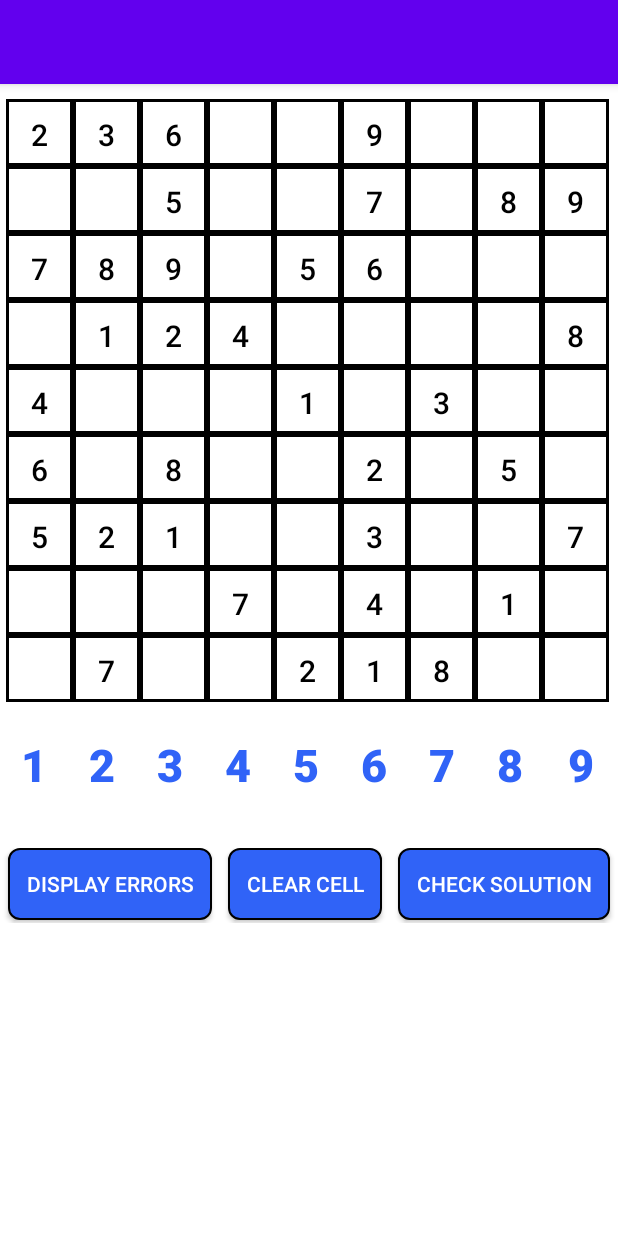
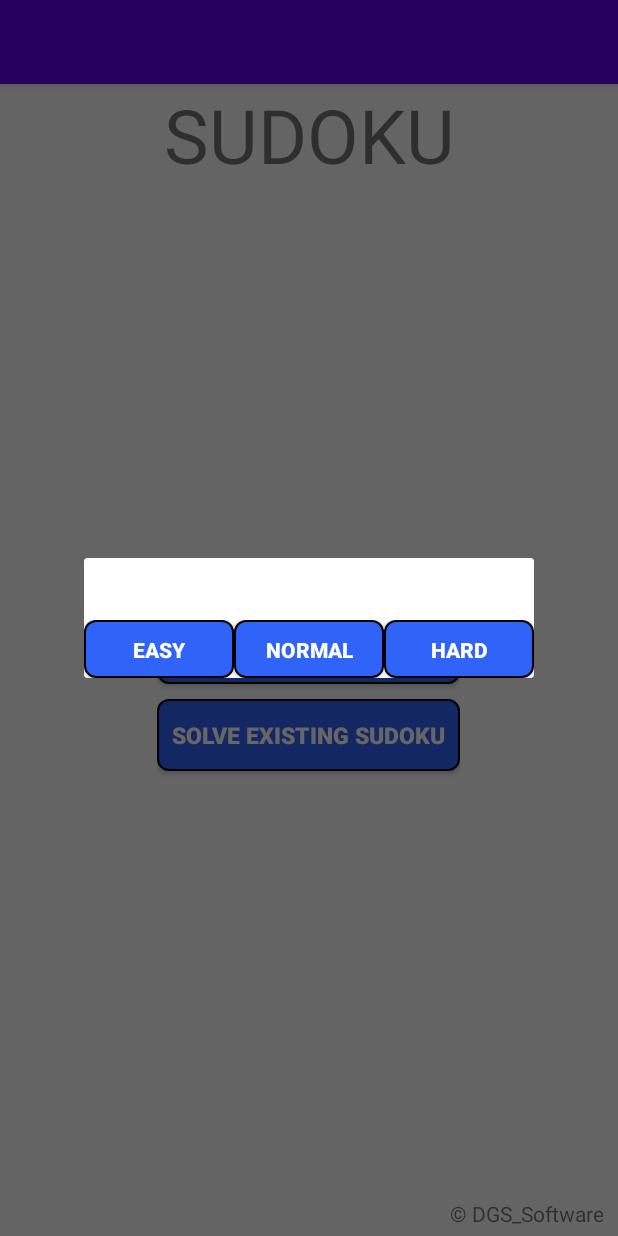
Before and after one commit to sebmueller91/Sudoku, an Android app: the screen it shows after launch (SudokuPlay before the commit, MainActivity after it), after a tap on "PLAY SUDOKU", on a phone screen of 412 x 824 dp. Run offline under Robolectric (Android 15) with nearby library versions, the phone set to English and light mode, and no system bars.

Commit message:
Merged PR 12: Implemented exemplary Dialog
Implemented exemplary Dialog

```diff
--- /dev/null
+++ b/src/android/Sudoku/app/src/main/java/dgs_software/sudoku/DialogChooseDifficulty.java
@@ -0,0 +1,69 @@
+package dgs_software.sudoku;
+
+import android.app.Activity;
+import android.app.Dialog;
+import android.content.Context;
+import android.content.Intent;
+import android.os.Bundle;
+import android.view.View;
+import android.view.Window;
+import android.widget.Button;
+
+public class DialogChooseDifficulty extends Dialog {
+
+    public Activity c;
+    public Dialog d;
+    public Button yes, no;
+
+    public DialogChooseDifficulty(Activity a) {
+        super(a);
+        // TODO Auto-generated constructor stub
+        this.c = a;
+    }
+
+    @Override
+    protected void onCreate(Bundle savedInstanceState) {
+        super.onCreate(savedInstanceState);
+        requestWindowFeature(Window.FEATURE_NO_TITLE);
+        setContentView(R.layout.dialog_choose_difficulty);
+        Button easyButton = (Button) findViewById(R.id.button_easy);
+        Button normalButton = (Button) findViewById(R.id.button_normal);
+        Button hardButton = (Button) findViewById(R.id.button_hard);
+        easyButton.setOnClickListener(new View.OnClickListener() {
+            @Override
+            public void onClick(View v) {
+                Intent intent = new Intent(v.getContext(), SudokuPlay.class);
+                Bundle bundle = new Bundle();
+                bundle.putInt("difficulty",1);
+                intent.putExtras(bundle);
+                c.startActivity(intent);
+            }
+        });
+        normalButton.setOnClickListener(new View.OnClickListener() {
+            @Override
+            public void onClick(View v) {
+                Intent intent = new Intent(v.getContext(), SudokuPlay.class);
+                Bundle bundle = new Bundle();
+                bundle.putInt("difficulty",2);
+                intent.putExtras(bundle);
+                intent.addFlags(Intent.FLAG_ACTIVITY_REORDER_TO_FRONT);
+                c.startActivity(intent);
+            }
+        });
+        hardButton.setOnClickListener(new View.OnClickListener() {
+            @Override
+            public void onClick(View v) {
+                Intent intent = new Intent(v.getContext(), SudokuPlay.class);
+                Bundle bundle = new Bundle();
+                bundle.putInt("difficulty",3);
+                intent.putExtras(bundle);
+                c.startActivity(intent);
+            }
+        });
+//        yes = (Button) findViewById(R.id.btn_yes);
+//        no = (Button) findViewById(R.id.btn_no);
+//        yes.setOnClickListener(this);
+//        no.setOnClickListener(this);
+
+    }
+}
--- a/src/android/Sudoku/app/src/main/java/dgs_software/sudoku/MainActivity.java
+++ b/src/android/Sudoku/app/src/main/java/dgs_software/sudoku/MainActivity.java
@@ -1,7 +1,9 @@
 package dgs_software.sudoku;
 
 import androidx.appcompat.app.AppCompatActivity;
+import androidx.fragment.app.DialogFragment;
 
+import android.app.Activity;
 import android.content.Intent;
 import android.os.Bundle;
 import android.view.View;
@@ -17,6 +19,16 @@ public class MainActivity extends AppCompatActivity {
         Button playSudokuButton = (Button) findViewById(R.id.PlaySudokuButton);
         Button solveSudokuButton = (Button) findViewById(R.id.solveSudokuButton);
 
+        playSudokuButton.setOnClickListener(new View.OnClickListener() {
+            @Override
+            public void onClick(View v) {
+                DialogChooseDifficulty cdd=new DialogChooseDifficulty(MainActivity.this);
+                cdd.show();
+//                Intent intent = new Intent(v.getContext(), SudokuPlay.class);
+//                startActivity(intent);
+            }
+        });
+
         solveSudokuButton.setOnClickListener(new View.OnClickListener() {
             @Override
             public void onClick(View v) {
@@ -24,13 +36,5 @@ public class MainActivity extends AppCompatActivity {
                 startActivity(intent);
             }
         });
-
-        playSudokuButton.setOnClickListener(new View.OnClickListener() {
-            @Override
-            public void onClick(View v) {
-                Intent intent = new Intent(v.getContext(), SudokuPlay.class);
-                startActivity(intent);
-            }
-        });
     }
 }
--- a/src/android/Sudoku/app/src/main/java/dgs_software/sudoku/Utils.java
+++ b/src/android/Sudoku/app/src/main/java/dgs_software/sudoku/Utils.java
@@ -42,6 +42,7 @@ public class Utils {
             }
             sudokuList.add(sudoku);
         }
+
         return sudokuList;
     }
 
--- /dev/null
+++ b/src/android/Sudoku/app/src/main/res/layout/dialog_choose_difficulty.xml
@@ -0,0 +1,55 @@
+<?xml version="1.0" encoding="utf-8"?>
+<LinearLayout xmlns:android="http://schemas.android.com/apk/res/android"
+    android:layout_width="fill_parent"
+    android:layout_height="80dp"
+    android:orientation="vertical" >
+
+    <TextView
+        android:id="@+id/txt_dia"
+        android:layout_width="wrap_content"
+        android:layout_height="wrap_content"
+        android:layout_gravity="center"
+        android:layout_margin="10dp"
+        android:text="Please choose the difficulty"
+        android:textColor="@android:color/white"
+        android:textSize="15dp"
+        android:textStyle="bold"/>
+
+
+    <LinearLayout
+        android:layout_width="wrap_content"
+        android:layout_height="wrap_content"
+        android:layout_gravity="center"
+        android:orientation="horizontal" >
+
+        <Button
+            android:id="@+id/button_easy"
+            android:layout_width="100dp"
+            android:layout_height="wrap_content"
+            android:background="@drawable/menu_button"
+            android:clickable="true"
+            android:text="EASY"
+            android:textColor="#ffffff"
+            android:textStyle="bold" />
+
+        <Button
+            android:id="@+id/button_normal"
+            android:layout_width="100dp"
+            android:layout_height="wrap_content"
+            android:background="@drawable/menu_button"
+            android:clickable="true"
+            android:text="NORMAL"
+            android:textColor="#ffffff"
+            android:textStyle="bold" />
+        <Button
+            android:id="@+id/button_hard"
+            android:layout_width="100dp"
+            android:layout_height="wrap_content"
+            android:background="@drawable/menu_button"
+            android:clickable="true"
+            android:text="HARD"
+            android:textColor="#ffffff"
+            android:textStyle="bold" />
+    </LinearLayout>
+
+</LinearLayout>
```
Also changed, not shown: src/android/Sudoku/app/src/main/AndroidManifest.xml (+8 -4 lines), src/android/Sudoku/app/src/main/java/dgs_software/sudoku/SudokuPlay.java (+25 -1 lines), 1 other file.
